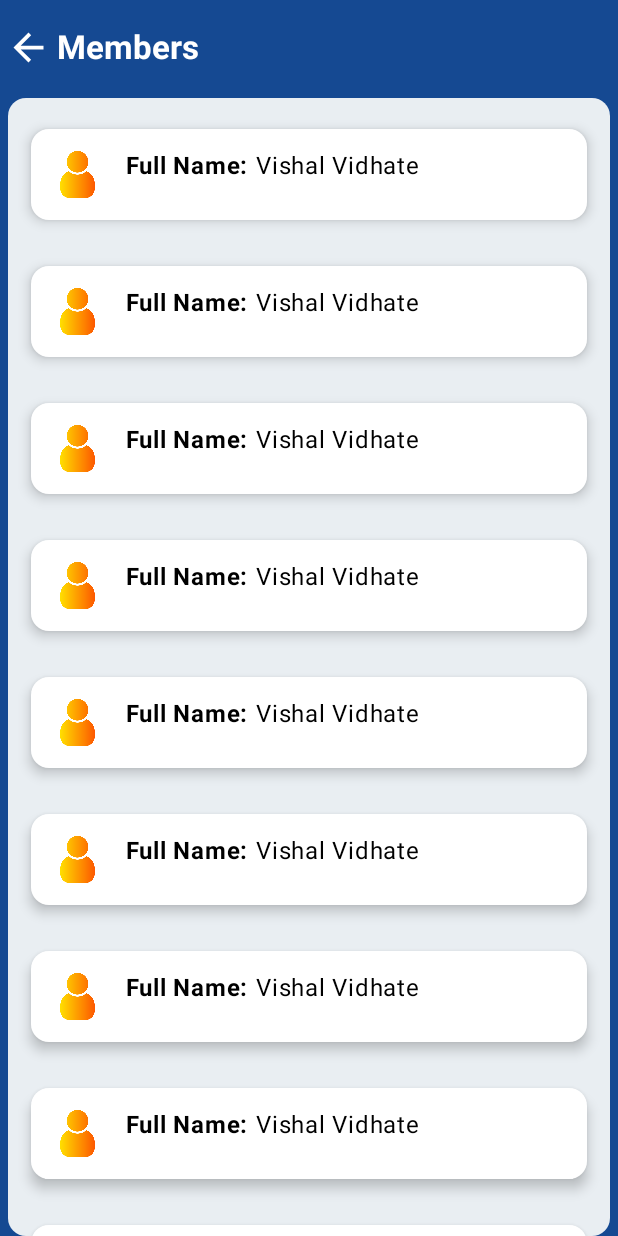
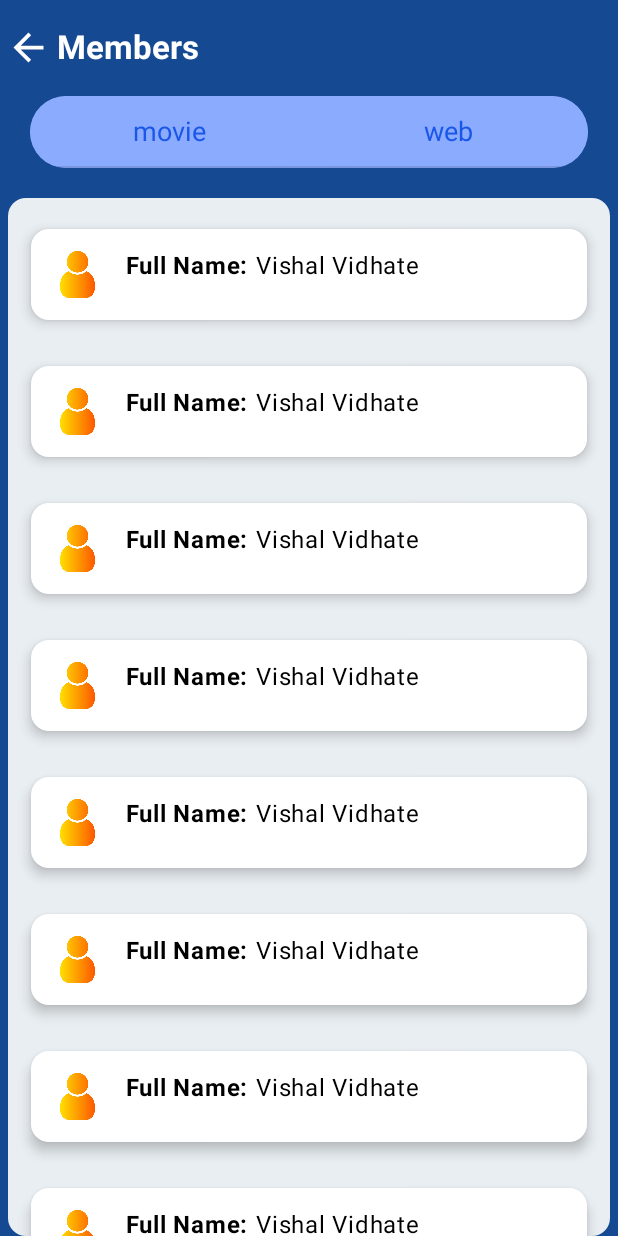
Before and after one commit to vishal4456/Bhoomi, an Android app built with Jetpack Compose: the MainActivity screen opened directly, with no data from a screen before it, after a tap on "Home", on a phone screen of 412 x 824 dp. Run offline under Robolectric (Android 15) with nearby library versions, the phone set to English and light mode, and no system bars; our stand-ins replace accompanist.

Commit message:
Tab View

```diff
--- a/app/src/main/AndroidManifest.xml
+++ b/app/src/main/AndroidManifest.xml
@@ -22,7 +22,7 @@
 
         </activity>
         <activity
-            android:name=".Activities.ListActivity"
+            android:name=".Activities.MainPageTogelActivitys.ListActivity"
             android:exported="false"
             android:label="@string/app_name"
             android:theme="@style/Theme.Bhoomi">
--- a/app/src/main/java/com/bhoomi/Activities/FamilyActivity.kt
+++ b/app/src/main/java/com/bhoomi/Activities/FamilyActivity.kt
@@ -30,6 +30,7 @@ import androidx.compose.ui.graphics.Color
 import androidx.compose.ui.text.font.FontWeight
 import androidx.compose.ui.text.style.TextDecoration
 import androidx.compose.ui.unit.dp
+import com.bhoomi.Activities.MainPageTogelActivitys.FamilyList
 import com.bhoomi.ui.theme.BG
 import com.bhoomi.ui.theme.BGLite
 import com.bhoomi.ui.theme.BhoomiTheme
--- a/app/src/main/java/com/bhoomi/Activities/ListActivity.kt
+++ b/app/src/main/java/com/bhoomi/Activities/MainPageTogelActivitys/ListActivity.kt
@@ -1,4 +1,4 @@
-package com.bhoomi.Activities
+package com.bhoomi.Activities.MainPageTogelActivitys
 
 import android.annotation.SuppressLint
 import android.os.Bundle
@@ -41,6 +41,7 @@ import androidx.compose.ui.Modifier
 import androidx.compose.ui.draw.clip
 import androidx.compose.ui.graphics.Color
 import androidx.compose.ui.layout.ContentScale
+import androidx.compose.ui.platform.LocalContext
 import androidx.compose.ui.res.colorResource
 import androidx.compose.ui.res.painterResource
 import androidx.compose.ui.text.font.FontWeight.Companion.Bold
@@ -63,54 +64,17 @@ class ListActivity : ComponentActivity() {
         setContent {
             BhoomiTheme() {
                 Surface {
-                    Scaffold(containerColor = BG,topBar = { Toolbar() }) {
-                        when (name) {
-                            "Members" -> {
-                                UserList()
-                            }
-
-                            "Socity Bank" -> {
-                                UserList()
-                            }
-
-                            "Family" -> {
-                                FamilyData()
-                            }
-
-                            "Achievement" -> {
-                               FamilyData()
-                            }
-
-                            "Historical Place" -> {
-                                UserList()
-                            }
-
-                            "Staff" -> {
-                                UserList()
-                            }
-
-                            "Water Tax" -> {
-                                UserList()
-                            }
-
-                            "Home Tax" -> {
-                                UserList()
-                            }
-
-                            "Inventry" -> {
-                                UserList()
-                            }
-
-                        }
-                    }
+                    ListActivityUi(name,LocalContext.current)
                 }
             }
         }
     }
 
+
+}
 @OptIn(ExperimentalMaterial3Api::class)
 @Composable
-    fun Toolbar() {
+fun Toolbar(name: String) {
     // val context = LocalContext.current
     TopAppBar(colors = TopAppBarDefaults.smallTopAppBarColors(BG),
         navigationIcon = { Icon( Icons.Filled.ArrowBack,
@@ -126,7 +90,6 @@ class ListActivity : ComponentActivity() {
 
 }
 
-}
 
 
 @OptIn(ExperimentalMaterial3Api::class)
@@ -397,5 +360,5 @@ fun FamilyData(){
 @Preview(showBackground = true)
 @Composable
 fun DefaultPreview() {
-   FamilyData()
+   Toolbar("onkar")
 }
--- /dev/null
+++ b/app/src/main/java/com/bhoomi/Activities/MainPageTogelActivitys/ListActivityUi.kt
@@ -0,0 +1,69 @@
+package com.bhoomi.Activities.MainPageTogelActivitys
+
+import android.annotation.SuppressLint
+import android.content.Context
+import android.widget.Toolbar
+import androidx.compose.foundation.background
+import androidx.compose.foundation.layout.size
+import androidx.compose.material.icons.Icons
+import androidx.compose.material.icons.filled.ArrowBack
+import androidx.compose.material3.ExperimentalMaterial3Api
+import androidx.compose.material3.Icon
+import androidx.compose.material3.Scaffold
+import androidx.compose.material3.Surface
+import androidx.compose.material3.Text
+import androidx.compose.material3.TopAppBar
+import androidx.compose.material3.TopAppBarDefaults
+import androidx.compose.runtime.Composable
+import androidx.compose.ui.Modifier
+import androidx.compose.ui.graphics.Color
+import androidx.compose.ui.text.font.FontWeight
+import androidx.compose.ui.unit.dp
+import com.bhoomi.ui.theme.BG
+
+@OptIn(ExperimentalMaterial3Api::class)
+@SuppressLint("UnusedMaterial3ScaffoldPaddingParameter")
+@Composable
+fun ListActivityUi(name:String,context:Context) {
+    Scaffold(containerColor = BG,topBar = { Toolbar(name) }) {
+        when (name) {
+            "Members" -> {
+                Member(it)
+            }
+
+            "Socity Bank" -> {
+                UserList()
+            }
+
+            "Family" -> {
+                FamilyData()
+            }
+
+            "Achievement" -> {
+                FamilyData()
+            }
+
+            "Historical Place" -> {
+                UserList()
+            }
+
+            "Staff" -> {
+                UserList()
+            }
+
+            "Water Tax" -> {
+                UserList()
+            }
+
+            "Home Tax" -> {
+                UserList()
+            }
+
+            "Inventry" -> {
+                UserList()
+            }
+
+        }
+    }
+
+}
--- /dev/null
+++ b/app/src/main/java/com/bhoomi/Activities/MainPageTogelActivitys/MembersPage.kt
@@ -0,0 +1,123 @@
+package com.bhoomi.Activities.MainPageTogelActivitys
+
+import android.annotation.SuppressLint
+import androidx.compose.animation.Animatable
+import androidx.compose.foundation.ExperimentalFoundationApi
+import androidx.compose.foundation.background
+import androidx.compose.foundation.layout.Column
+import androidx.compose.foundation.layout.PaddingValues
+import androidx.compose.foundation.layout.fillMaxHeight
+import androidx.compose.foundation.layout.fillMaxSize
+import androidx.compose.foundation.layout.fillMaxWidth
+import androidx.compose.foundation.layout.padding
+import androidx.compose.foundation.lazy.LazyColumn
+import androidx.compose.foundation.lazy.items
+import androidx.compose.foundation.shape.RoundedCornerShape
+import androidx.compose.material.Tab
+import androidx.compose.material.Text
+import androidx.compose.material3.Card
+import androidx.compose.material3.CardDefaults
+import androidx.compose.material3.ExperimentalMaterial3Api
+import androidx.compose.material3.Scaffold
+import androidx.compose.runtime.Composable
+import androidx.compose.runtime.LaunchedEffect
+import androidx.compose.runtime.remember
+import androidx.compose.runtime.rememberCoroutineScope
+import androidx.compose.ui.Modifier
+import androidx.compose.ui.draw.clip
+import androidx.compose.ui.graphics.Color
+import androidx.compose.ui.unit.dp
+import androidx.compose.ui.unit.sp
+import com.bhoomi.ui.theme.BG
+import com.bhoomi.ui.theme.BGLite
+import com.bhoomi.ui.theme.Denim
+import com.bhoomi.ui.theme.Melibu
+import com.google.accompanist.pager.ExperimentalPagerApi
+import com.google.accompanist.pager.pagerTabIndicatorOffset
+import kotlinx.coroutines.launch
+
+@SuppressLint("UnusedMaterial3ScaffoldPaddingParameter")
+@OptIn(ExperimentalMaterial3Api::class)
+@Composable
+fun MembersPage(name:String) {
+
+}
+@OptIn(ExperimentalFoundationApi::class, ExperimentalPagerApi::class)
+@Composable
+fun Member(paddingValues: PaddingValues) {
+    val tabItem= listOf("movie","web")
+    val pagerState= com.google.accompanist.pager.rememberPagerState(tabItem.size)
+    val coroutineScope= rememberCoroutineScope()
+    Column(Modifier.padding(paddingValues)) {
+        androidx.compose.material.TabRow(selectedTabIndex = pagerState.currentPage,
+            backgroundColor = Melibu,
+            modifier = Modifier
+                .padding(start = 20.dp, end = 20.dp)
+                .background(color = Color.Transparent)
+                .clip(shape = RoundedCornerShape(30.dp)),
+
+            indicator = { tabPositions ->
+                androidx.compose.material.TabRowDefaults.Indicator(
+                    Modifier.pagerTabIndicatorOffset(pagerState, tabPositions = tabPositions),
+                    color = Color.Transparent
+                )
+            }
+        )
+        {
+            tabItem.forEachIndexed { index, title ->
+                val color = remember {
+                    Animatable(Denim)
+                }
+                LaunchedEffect(pagerState.currentPage == index) {
+                    color.animateTo(if (pagerState.currentPage == index) Color.White else Melibu)
+                }
+                Tab(
+                    text = {
+                        Text(
+                            text = title, style = if (pagerState.currentPage == index)
+                                androidx.compose.ui.text.TextStyle(color = Denim, fontSize = 18.sp)
+                            else
+                                androidx.compose.ui.text.TextStyle(color = Denim, fontSize = 18.sp)
+                        )
+                    },
+                    selected = pagerState.currentPage == index,
+                    modifier = Modifier.background(
+                        color = color.value,
+                        shape = RoundedCornerShape(30.dp)
+
+                    ),
+                    onClick = {
+                        coroutineScope.launch {
+                            pagerState.animateScrollToPage(index)
+                        }
+                    })
+            }
+        }
+
+        Card(
+            elevation = CardDefaults.cardElevation(pressedElevation = 20.dp),
+            shape = CardDefaults.elevatedShape,
+            colors = CardDefaults.cardColors(BGLite),
+            modifier = Modifier
+                .fillMaxWidth()
+                .fillMaxHeight()
+                .padding(top = 20.dp, start = 5.dp, end = 5.dp)
+        ) {
+            com.google.accompanist.pager.HorizontalPager(
+                count = tabItem.size, state = pagerState,
+                modifier = Modifier
+                    .fillMaxSize()
+                    .background(color = Color.Transparent)
+            ) {
+                // Text(text = tabItem[it], Modifier.padding(50.dp), color = Color.White)
+                LazyColumn(modifier = Modifier.padding(top = 5.dp)) {
+                    items((users)) { User ->
+                        Members()
+
+
+                    }
+                }
+            }
+        }
+    }
+}
--- a/app/src/main/java/com/bhoomi/ui/theme/Color.kt
+++ b/app/src/main/java/com/bhoomi/ui/theme/Color.kt
@@ -14,3 +14,5 @@ val BG = Color(0XFF154992)
 val BGLite = Color(0xFFE9EEF2)
 val CardBG = Color(0x8AE5F3FF)
 val Brown = Color(0xFFfc9538)
+val Denim= Color(0xFF1a56e8)
+val Melibu= Color(0xFF8AABFE)
--- a/build.gradle
+++ b/build.gradle
@@ -2,5 +2,5 @@
 plugins {
     id 'com.android.application' version '8.0.1' apply false
     id 'com.android.library' version '8.0.1' apply false
-    id 'org.jetbrains.kotlin.android' version '1.7.20' apply false
+    id 'org.jetbrains.kotlin.android' version '1.8.21' apply false
 }
```
Also changed, not shown: app/build.gradle (+9 -5 lines), app/src/main/java/com/bhoomi/Screens/FirstScreen.kt (+1 -13 lines). Lines whose indentation alone changed are shown as unchanged.
